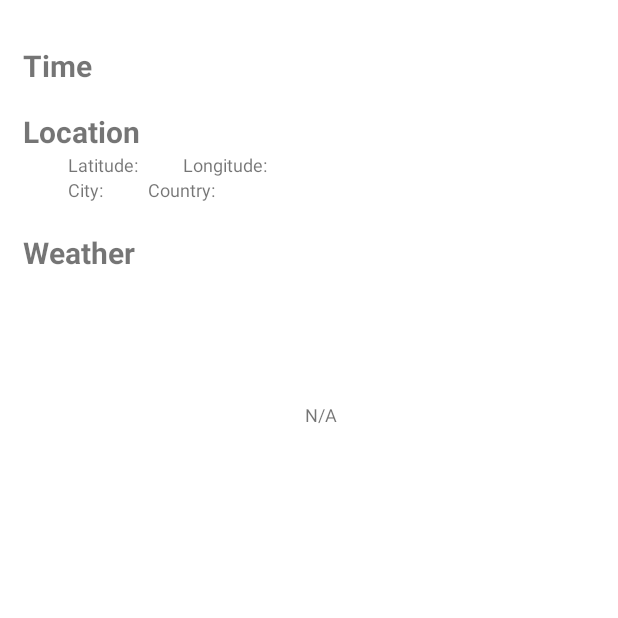
After one commit to GalouM/WatchMyBack, an Android app: the fragment DetailsTripPointView shown on its own in the app's theme, on a phone screen of 412 x 824 dp, the top half of it. The commit adds this screen. Run offline under Robolectric (Android 15) with nearby library versions, the phone set to English and light mode, and no system bars; our stand-ins replace Firebase (no records; nobody signed in at launch, a user with empty details on screens opened directly), Room's generated code, data binding; Roboto replaces fonts that are not available here; 9 statements that could not run were skipped.

Commit message:
details point view model xml done
Signed-off-by: GalouM <galou.minisini@gmail.com>

```diff
--- a/app/app/src/main/java/com/galou/watchmyback/data/api/reponse/OpenWeatherMapApiResponse.kt
+++ b/app/app/src/main/java/com/galou/watchmyback/data/api/reponse/OpenWeatherMapApiResponse.kt
@@ -41,7 +41,7 @@ data class Main(
  */
 @JsonClass(generateAdapter = true)
 data class Weather(
-    @Json(name = "description")
+    @Json(name = "main")
     val description: String,
     @Json(name = "icon")
     val icon: String
--- a/app/app/src/main/java/com/galou/watchmyback/data/source/database/Converters.kt
+++ b/app/app/src/main/java/com/galou/watchmyback/data/source/database/Converters.kt
@@ -103,13 +103,13 @@ class Converters {
 
         @TypeConverter
         @JvmStatic
-        fun fromTimeDisplay(pattern: TimeDisplay) = pattern.displayPattern
+        fun fromTimeDisplay(pattern: TimeDisplay) = pattern.displayDatePattern
 
         @TypeConverter
         @JvmStatic
         fun toTimeDisplay(pattern: String): TimeDisplay {
             TimeDisplay.values().forEach {
-                if(pattern == it.displayPattern) return it
+                if(pattern == it.displayDatePattern) return it
             }
 
             throw Exception("Time Display not recognize")
--- a/app/app/src/main/java/com/galou/watchmyback/detailsPoint/DetailsPointViewModel.kt
+++ b/app/app/src/main/java/com/galou/watchmyback/detailsPoint/DetailsPointViewModel.kt
@@ -4,6 +4,7 @@ import androidx.lifecycle.LiveData
 import androidx.lifecycle.MutableLiveData
 import com.galou.watchmyback.base.BaseViewModel
 import com.galou.watchmyback.data.entity.PointTripWithData
+import com.galou.watchmyback.data.entity.TypePoint
 import com.galou.watchmyback.data.entity.UserPreferences
 import com.galou.watchmyback.data.repository.TripRepository
 import com.galou.watchmyback.data.repository.UserRepository
@@ -13,14 +14,24 @@ import com.galou.watchmyback.data.repository.UserRepository
  * 2019-12-15
  */
 class DetailsPointViewModel(
-    private val tripRepository: TripRepository,
-    private val userRepository: UserRepository
+    tripRepository: TripRepository,
+    userRepository: UserRepository
 ) : BaseViewModel() {
 
     private val _pointTripLD = MutableLiveData<PointTripWithData>()
     val pointTripLD: LiveData<PointTripWithData> = _pointTripLD
 
-    private val _userPreferencesLD = MutableLiveData<UserPreferences>()
-    val userPreferencesLD: LiveData<UserPreferences> = _userPreferencesLD
+    val userPreferencesLD: LiveData<UserPreferences> = userRepository.userPreferences
+
+    private val _isScheduledPoint = MutableLiveData<Boolean>()
+    val isScheduledPoint: LiveData<Boolean> = _isScheduledPoint
+
+    init {
+        _pointTripLD.value = tripRepository.pointSelected
+        _isScheduledPoint.value = when(tripRepository.pointSelected?.pointTrip?.typePoint){
+            TypePoint.CHECKED_UP -> false
+            else -> true
+        }
+    }
 
 }
--- /dev/null
+++ b/app/app/src/main/java/com/galou/watchmyback/detailsPoint/DetailsTripPointView.kt
@@ -0,0 +1,38 @@
+package com.galou.watchmyback.detailsPoint
+
+
+import android.os.Bundle
+import android.view.LayoutInflater
+import android.view.View
+import android.view.ViewGroup
+import androidx.databinding.DataBindingUtil
+import androidx.fragment.app.Fragment
+import com.galou.watchmyback.R
+import com.galou.watchmyback.databinding.FragmentDetailsTripPointBinding
+import org.koin.android.viewmodel.ext.android.viewModel
+
+/**
+ * A simple [Fragment] subclass.
+ */
+class DetailsTripPointView : Fragment() {
+
+    private val viewModel: DetailsPointViewModel by viewModel()
+    private lateinit var binding: FragmentDetailsTripPointBinding
+
+    override fun onCreateView(
+        inflater: LayoutInflater, container: ViewGroup?,
+        savedInstanceState: Bundle?
+    ): View? {
+
+        configureBinding(inflater, container)
+        return binding.root
+    }
+
+    private fun configureBinding(inflater: LayoutInflater, container: ViewGroup?){
+        binding = DataBindingUtil.inflate(inflater, R.layout.fragment_details_trip_point, container, false)
+        binding.viewmodel = viewModel
+        binding.lifecycleOwner = this.viewLifecycleOwner
+    }
+
+
+}
--- a/app/app/src/main/java/com/galou/watchmyback/utils/extension/imageViewExt.kt
+++ b/app/app/src/main/java/com/galou/watchmyback/utils/extension/imageViewExt.kt
@@ -5,8 +5,6 @@ import androidx.databinding.BindingAdapter
 import com.bumptech.glide.Glide
 import com.bumptech.glide.request.RequestOptions
 import com.galou.watchmyback.R
-import com.galou.watchmyback.data.entity.CheckList
-import com.galou.watchmyback.data.entity.TripType
 import com.galou.watchmyback.utils.GlideApp
 
 /**
@@ -61,7 +59,7 @@ fun ImageView.bindLoadUrl(url: String?){
  * @param imageResource
  */
 @BindingAdapter("imageResouce")
-fun ImageView.imageResouce(imageResource: Int){
+fun ImageView.imageResource(imageResource: Int){
     setImageResource(imageResource)
 
 }
--- a/app/app/src/main/res/layout/fragment_details_trip_point.xml
+++ b/app/app/src/main/res/layout/fragment_details_trip_point.xml
@@ -17,7 +17,7 @@
     android:layout_width="match_parent"
     android:layout_height="match_parent"
     xmlns:app="http://schemas.android.com/apk/res-auto"
-    tools:context=".detailsPoint.DetailsTripPoint">
+    tools:context=".detailsPoint.DetailsTripPointView">
 
     <androidx.constraintlayout.widget.ConstraintLayout
         android:layout_width="match_parent"
@@ -47,7 +47,7 @@
                 android:layout_height="wrap_content"
                 android:textSize="@dimen/text_medium"
                 android:layout_marginStart="@dimen/margin_big"
-                android:text="@string/pass_by_planned_time"
+                android:text="@{viewmodel.isScheduledPoint() ? @string/pass_by_planned_time : @string/pass_by}"
                 app:layout_constraintStart_toStartOf="parent"
                 app:layout_constraintTop_toBottomOf="@id/details_trip_view_time_title"/>
 
@@ -121,6 +121,47 @@
                 app:layout_constraintStart_toEndOf="@id/details_trip_view_location_longitude_title"
                 android:textSize="@dimen/text_medium"
                 android:text="@{viewmodel.pointTripLD.location.longitude.toString()}"/>
+
+            <TextView
+                android:id="@+id/details_trip_view_location_city_title"
+                android:layout_width="wrap_content"
+                android:layout_height="wrap_content"
+                app:layout_constraintTop_toBottomOf="@id/details_trip_view_location_latitude_title"
+                app:layout_constraintStart_toStartOf="parent"
+                android:textSize="@dimen/text_medium"
+                android:layout_marginStart="@dimen/margin_big"
+                android:text="@string/city"/>
+            <TextView
+                android:id="@+id/details_trip_view_location_city"
+                android:layout_width="wrap_content"
+                android:layout_height="wrap_content"
+                app:layout_constraintTop_toTopOf="@id/details_trip_view_location_city_title"
+                app:layout_constraintBottom_toBottomOf="@id/details_trip_view_location_city_title"
+                app:layout_constraintStart_toEndOf="@id/details_trip_view_location_city_title"
+                android:textSize="@dimen/text_medium"
+                android:layout_marginEnd="@dimen/margin_big"
+                android:text="@{viewmodel.pointTripLD.location.city}"/>
+
+            <TextView
+                android:id="@+id/details_trip_view_location_country_title"
+                android:layout_width="wrap_content"
+                android:layout_height="wrap_content"
+                app:layout_constraintTop_toBottomOf="@id/details_trip_view_location_latitude_title"
+                app:layout_constraintStart_toEndOf="@id/details_trip_view_location_city"
+                android:textSize="@dimen/text_medium"
+                android:layout_marginStart="@dimen/margin_big"
+                android:text="@string/country"/>
+
+            <TextView
+                android:id="@+id/details_trip_view_location_country"
+                android:layout_width="wrap_content"
+                android:layout_height="wrap_content"
+                app:layout_constraintTop_toTopOf="@id/details_trip_view_location_country_title"
+                app:layout_constraintBottom_toBottomOf="@id/details_trip_view_location_country_title"
+                app:layout_constraintStart_toEndOf="@id/details_trip_view_location_country_title"
+                android:textSize="@dimen/text_medium"
+                android:text="@{viewmodel.pointTripLD.location.country}"/>
+
         </androidx.constraintlayout.widget.ConstraintLayout>
 
 
@@ -132,10 +173,61 @@
             app:layout_constraintTop_toBottomOf="@id/details_trip_view_location_group"
             android:layout_marginStart="@dimen/margin_small">
 
-            <include
-                layout="@layout/weather"
+            <TextView
+                android:id="@+id/weather_title"
+                android:layout_width="0dp"
+                android:layout_height="wrap_content"
+                android:text="@string/weather"
+                style="@style/TitleWatchMyBack"
                 app:layout_constraintStart_toStartOf="parent"
-                app:layout_constraintTop_toTopOf="parent"/>
+                app:layout_constraintEnd_toEndOf="parent"
+                app:layout_constraintTop_toTopOf="parent"
+                android:layout_marginTop="@dimen/margin_medium"
+                android:layout_marginBottom="@dimen/margin_medium"/>
+
+            <TextView
+                android:id="@+id/weather_time_one"
+                android:layout_width="0dp"
+                android:layout_height="wrap_content"
+                app:layout_constraintStart_toStartOf="@id/weather_image_one"
+                app:layout_constraintEnd_toEndOf="@id/weather_image_one"
+                app:layout_constraintTop_toBottomOf="@id/weather_title"
+                android:textAlignment="center"
+                android:textSize="@dimen/text_small"
+                android:layout_marginTop="@dimen/text_medium"
+                app:userPreferences="@{viewmodel.userPreferencesLD}"
+                app:time="@{viewmodel.pointTripLD.weatherData.dateTime}"/>
+
+            <ImageView
+                android:id="@+id/weather_image_one"
+                android:layout_width="60dp"
+                android:layout_height="60dp"
+                app:imageResouce="@{viewmodel.pointTripLD.weatherData.condition.iconId}"
+                app:layout_constraintTop_toBottomOf="@id/weather_time_one"
+                app:layout_constraintStart_toStartOf="@id/weather_title"
+                app:layout_constraintEnd_toEndOf="parent"
+                android:contentDescription="@string/weather_image"/>
+            <TextView
+                android:id="@+id/weather_condition_one"
+                android:layout_width="0dp"
+                android:layout_height="wrap_content"
+                app:layout_constraintStart_toStartOf="@id/weather_image_one"
+                app:layout_constraintEnd_toEndOf="@id/weather_image_one"
+                app:layout_constraintTop_toBottomOf="@id/weather_image_one"
+                app:textFromResourceId="@{viewmodel.pointTripLD.weatherData.condition.conditionNameId}"
+                android:textAlignment="center"
+                android:textSize="@dimen/text_medium"/>
+            <TextView
+                android:id="@+id/weather_temperature_one"
+                android:layout_width="0dp"
+                android:layout_height="wrap_content"
+                app:layout_constraintStart_toStartOf="@id/weather_image_one"
+                app:layout_constraintEnd_toEndOf="@id/weather_image_one"
+                app:layout_constraintTop_toBottomOf="@id/weather_condition_one"
+                app:userPreferences="@{viewmodel.userPreferencesLD}"
+                app:kelvin="@{viewmodel.pointTripLD.weatherData.temperature}"
+                android:textAlignment="center"
+                android:textSize="@dimen/text_medium"/>
         </androidx.constraintlayout.widget.ConstraintLayout>
     </androidx.constraintlayout.widget.ConstraintLayout>
 
```
Also changed, not shown: app/app/src/main/java/com/galou/watchmyback/data/entity/UserPreferences.kt (+4 -4 lines), app/app/src/main/java/com/galou/watchmyback/data/entity/WeatherData.kt (+19 -24 lines), app/app/src/main/java/com/galou/watchmyback/detailsPoint/DetailsTripPoint.kt (deleted, +0 -25 lines), app/app/src/main/java/com/galou/watchmyback/utils/extension/StringExt.kt (+15 -9 lines), app/app/src/main/java/com/galou/watchmyback/utils/extension/doubleExt.kt (added, +20 -0 lines), app/app/src/main/java/com/galou/watchmyback/utils/extension/viewExt.kt (+42 -3 lines), app/app/src/main/res/values/strings.xml (+14 -0 lines), 6 other files.
